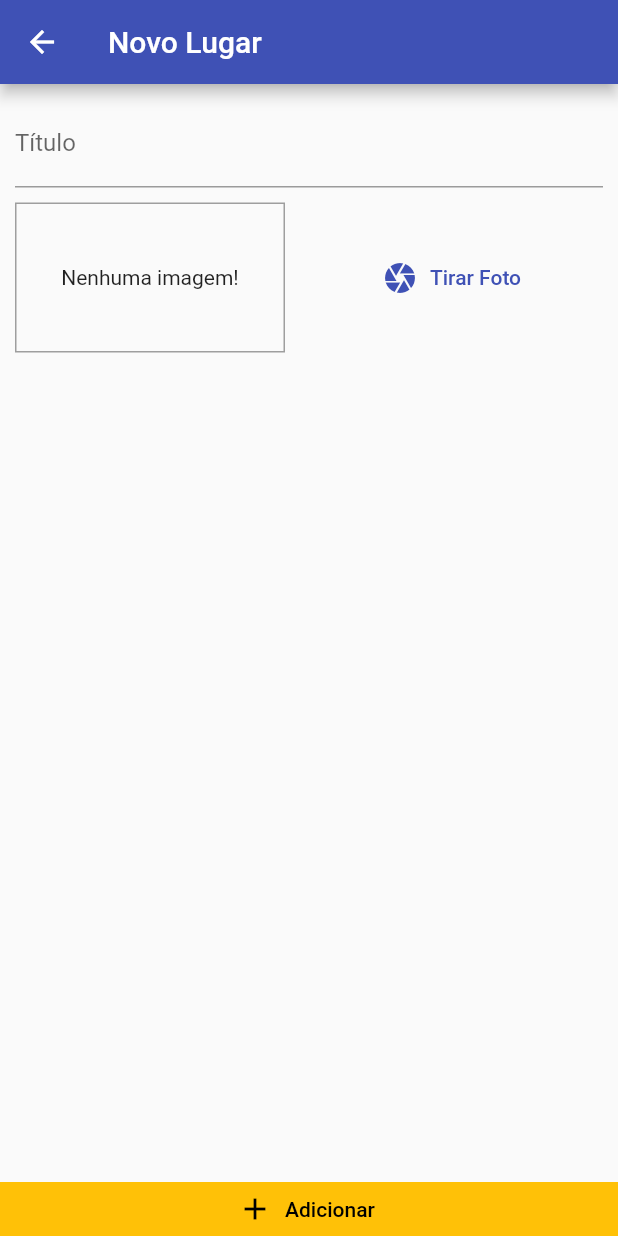
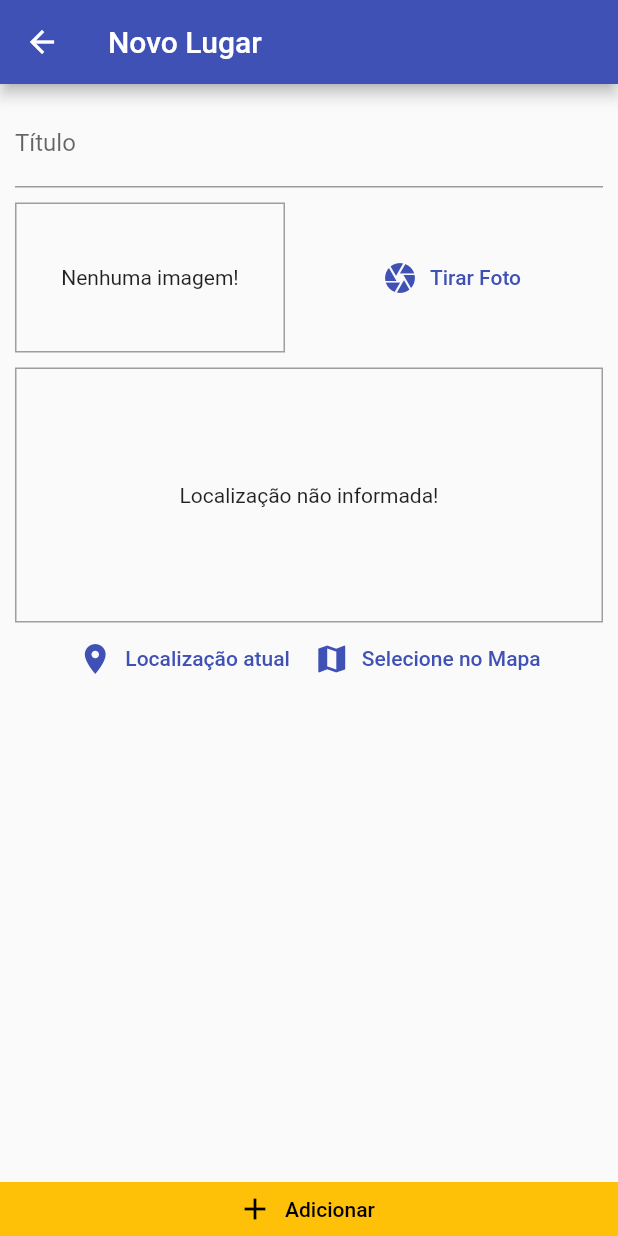
Before and after one commit to WagnerTerry/Meus-Lugares, a Flutter app: the PlaceFormScreen screen opened by its route, on a phone screen of 412 x 824 dp. Run offline on Flutter 3.47's test engine with Material 2 defaults, Android fonts, the phone set to English and light mode, and no system bars; our stand-ins replace image_picker, sqflite; accounts and stored records are empty.

Commit message:
feat: Componente LocationInput

```diff
--- a/lib/screens/place_form_screen.dart
+++ b/lib/screens/place_form_screen.dart
@@ -3,6 +3,7 @@ import 'dart:io';
 import 'package:flutter/material.dart';
 import 'package:meus_lugares/providers/great_places.dart';
 import 'package:meus_lugares/widgets/image_input.dart';
+import 'package:meus_lugares/widgets/location_input.dart';
 import 'package:provider/provider.dart';
 
 class PlaceFormScreen extends StatefulWidget {
@@ -56,6 +57,8 @@ class _PlaceFormScreenState extends State<PlaceFormScreen> {
                     ),
                     const SizedBox(height: 10),
                     ImageInput(_selectImage),
+                    const SizedBox(height: 10),
+                    LocationInput(),
                   ],
                 ),
               ),
--- /dev/null
+++ b/lib/widgets/location_input.dart
@@ -0,0 +1,45 @@
+import 'package:flutter/material.dart';
+
+class LocationInput extends StatefulWidget {
+  @override
+  _LocationInputState createState() => _LocationInputState();
+}
+
+class _LocationInputState extends State<LocationInput> {
+  String? _previewImageUrl;
+
+  @override
+  Widget build(BuildContext context) {
+    return Column(
+      children: <Widget>[
+        Container(
+          height: 170,
+          width: double.infinity,
+          alignment: Alignment.center,
+          decoration:
+              BoxDecoration(border: Border.all(width: 1, color: Colors.grey)),
+          child: _previewImageUrl == null
+              ? Text('Localização não informada!')
+              : Image.network(
+                  _previewImageUrl!,
+                  fit: BoxFit.cover,
+                  width: double.infinity,
+                ),
+        ),
+        Row(
+          mainAxisAlignment: MainAxisAlignment.center,
+          children: [
+            TextButton.icon(
+                onPressed: () {},
+                icon: const Icon(Icons.location_on),
+                label: const Text("Localização atual")),
+            TextButton.icon(
+                onPressed: () {},
+                icon: const Icon(Icons.map),
+                label: const Text('Selecione no Mapa'))
+          ],
+        )
+      ],
+    );
+  }
+}
--- a/pubspec.yaml
+++ b/pubspec.yaml
@@ -35,6 +35,7 @@ dependencies:
   path_provider: ^2.1.1
   path: ^1.8.3
   sqflite: ^2.3.0
+  location: ^5.0.3
 
 
   # The following adds the Cupertino Icons font to your application.
```
Also changed, not shown: pubspec.lock.
